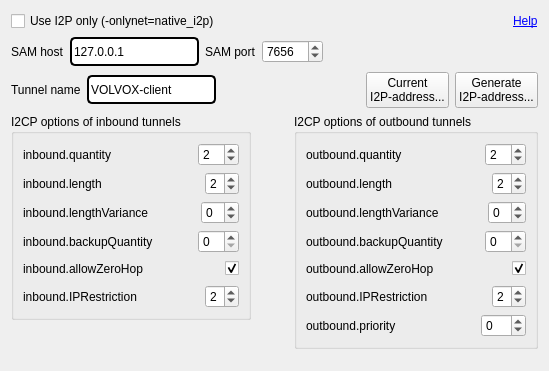
Before: the Qt Designer form src/qt/forms/i2poptionswidget.ui in nazarpechka/volvox-old, drawn with Qt 5.
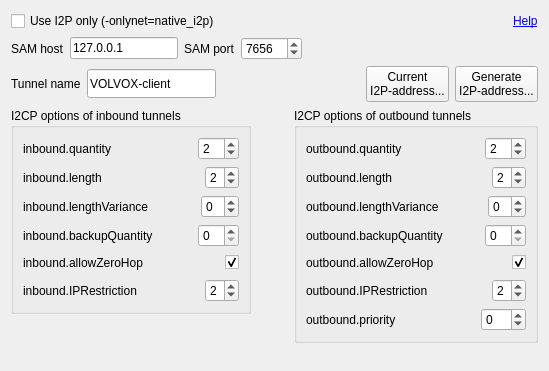
After: the same form once the commit is applied.

Patch:
```diff
--- a/src/qt/forms/i2poptionswidget.ui
+++ b/src/qt/forms/i2poptionswidget.ui
@@ -75,15 +75,7 @@
         </sizepolicy>
        </property>
        <property name="styleSheet">
-        <string notr="true">border-top-left-radius: 5px;
-border-top-right-radius: 5px;
-border-bottom-left-radius: 5px;
-border-bottom-right-radius: 5px;
-border: 2px solid #000000;
-min-height: 25px;
-max-height: 25px;
-min-width: 125px;
-max-width: 125px;</string>
+        <string notr="true"></string>
        </property>
        <property name="text">
         <string>127.0.0.1</string>
@@ -149,15 +141,7 @@
         </size>
        </property>
        <property name="styleSheet">
-        <string notr="true">border-top-left-radius: 5px;
-border-top-right-radius: 5px;
-border-bottom-left-radius: 5px;
-border-bottom-right-radius: 5px;
-border: 2px solid #000000;
-min-height: 25px;
-max-height: 25px;
-min-width: 125px;
-max-width: 125px;</string>
+        <string notr="true"></string>
        </property>
        <property name="text">
         <string>VOLVOX-client</string>
```
